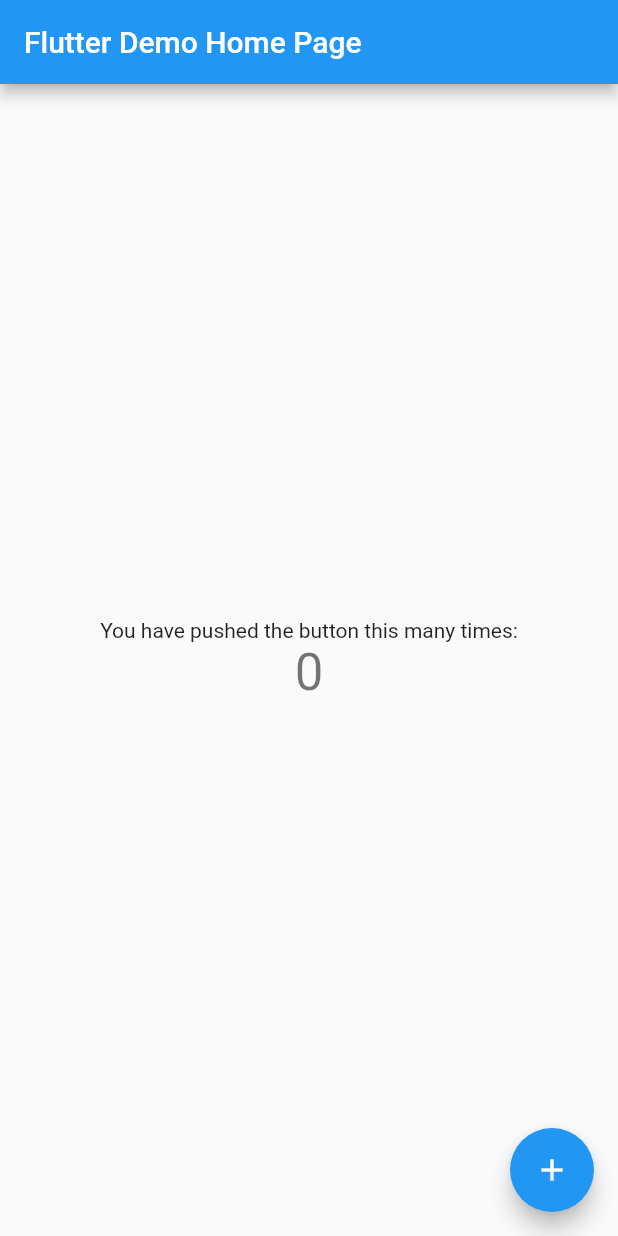
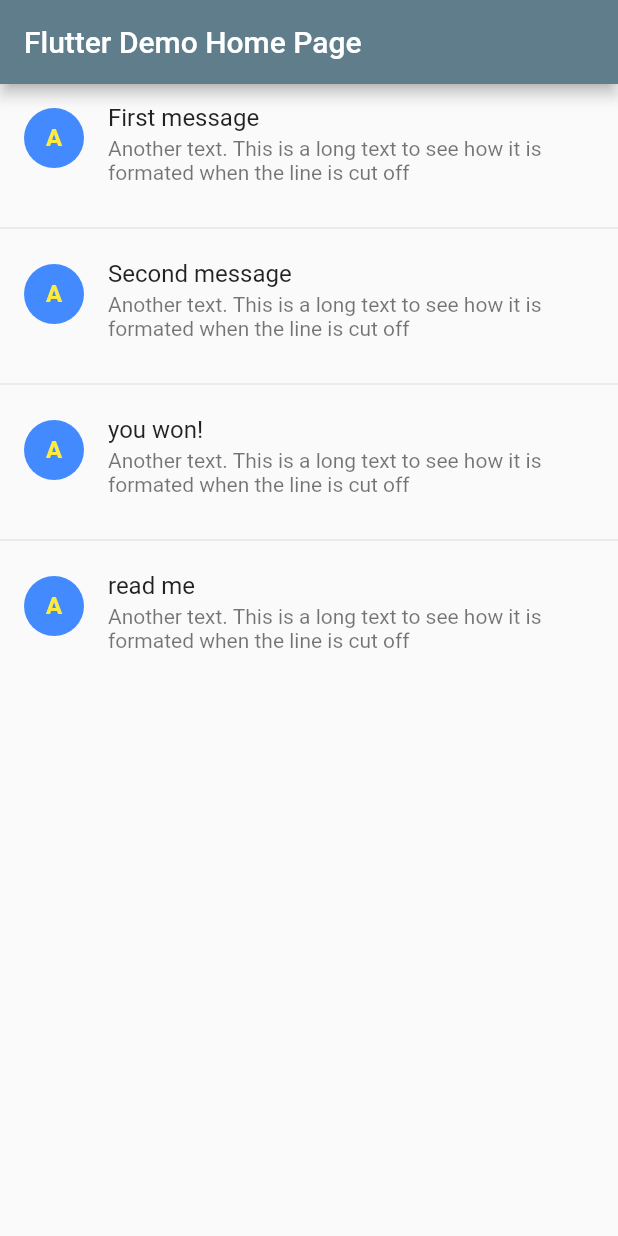
Before and after one commit to Zims/emailapp, a Flutter app: the screen it shows after launch, on a phone screen of 412 x 824 dp. Run offline on Flutter 3.47's test engine with Material 2 defaults, Android fonts, the phone set to English and light mode, and no system bars.

Commit message:
hardcoded msg listView

```diff
--- a/lib/main.dart
+++ b/lib/main.dart
@@ -1,111 +1,60 @@
 import 'package:flutter/material.dart';
 
-void main() => runApp(MyApp());
+void main() => runApp(EmailApp());
 
-class MyApp extends StatelessWidget {
+class EmailApp extends StatelessWidget {
   // This widget is the root of your application.
   @override
   Widget build(BuildContext context) {
     return MaterialApp(
       title: 'Flutter Demo',
       theme: ThemeData(
-        // This is the theme of your application.
-        //
-        // Try running your application with "flutter run". You'll see the
-        // application has a blue toolbar. Then, without quitting the app, try
-        // changing the primarySwatch below to Colors.green and then invoke
-        // "hot reload" (press "r" in the console where you ran "flutter run",
-        // or simply save your changes to "hot reload" in a Flutter IDE).
-        // Notice that the counter didn't reset back to zero; the application
-        // is not restarted.
-        primarySwatch: Colors.blue,
+        primarySwatch: Colors.blueGrey,
       ),
       home: MyHomePage(title: 'Flutter Demo Home Page'),
     );
   }
 }
 
-class MyHomePage extends StatefulWidget {
-  MyHomePage({Key key, this.title}) : super(key: key);
-
-  // This widget is the home page of your application. It is stateful, meaning
-  // that it has a State object (defined below) that contains fields that affect
-  // how it looks.
-
-  // This class is the configuration for the state. It holds the values (in this
-  // case the title) provided by the parent (in this case the App widget) and
-  // used by the build method of the State. Fields in a Widget subclass are
-  // always marked "final".
-
+class MyHomePage extends StatelessWidget {
   final String title;
 
-  @override
-  _MyHomePageState createState() => _MyHomePageState();
-}
-
-class _MyHomePageState extends State<MyHomePage> {
-  int _counter = 0;
-
-  void _incrementCounter() {
-    setState(() {
-      // This call to setState tells the Flutter framework that something has
-      // changed in this State, which causes it to rerun the build method below
-      // so that the display can reflect the updated values. If we changed
-      // _counter without calling setState(), then the build method would not be
-      // called again, and so nothing would appear to happen.
-      _counter++;
-    });
-  }
-
+  var messages = const [
+    'First message',
+    'Second message',
+    'you won!',
+    'read me',
+  ];
+  MyHomePage({this.title});
   @override
   Widget build(BuildContext context) {
-    // This method is rerun every time setState is called, for instance as done
-    // by the _incrementCounter method above.
-    //
-    // The Flutter framework has been optimized to make rerunning build methods
-    // fast, so that you can just rebuild anything that needs updating rather
-    // than having to individually change instances of widgets.
     return Scaffold(
       appBar: AppBar(
-        // Here we take the value from the MyHomePage object that was created by
-        // the App.build method, and use it to set our appbar title.
-        title: Text(widget.title),
+        title: Text(title),
       ),
-      body: Center(
-        // Center is a layout widget. It takes a single child and positions it
-        // in the middle of the parent.
-        child: Column(
-          // Column is also a layout widget. It takes a list of children and
-          // arranges them vertically. By default, it sizes itself to fit its
-          // children horizontally, and tries to be as tall as its parent.
-          //
-          // Invoke "debug painting" (press "p" in the console, choose the
-          // "Toggle Debug Paint" action from the Flutter Inspector in Android
-          // Studio, or the "Toggle Debug Paint" command in Visual Studio Code)
-          // to see the wireframe for each widget.
-          //
-          // Column has various properties to control how it sizes itself and
-          // how it positions its children. Here we use mainAxisAlignment to
-          // center the children vertically; the main axis here is the vertical
-          // axis because Columns are vertical (the cross axis would be
-          // horizontal).
-          mainAxisAlignment: MainAxisAlignment.center,
-          children: <Widget>[
-            Text(
-              'You have pushed the button this many times:',
+      body: ListView.separated(
+        itemCount: messages.length,
+        separatorBuilder: (context, index) => Divider(),
+        itemBuilder: (BuildContext context, int index) {
+          var title = messages[index];
+          return ListTile(
+            title: Text(title),
+            isThreeLine: true,
+            leading: CircleAvatar(
+              backgroundColor: Colors.blueAccent,
+              child: Text(
+                'A',
+                style: TextStyle(
+                  fontWeight: FontWeight.bold,
+                  color: Colors.yellow,
+                ),
+              ),
             ),
-            Text(
-              '$_counter',
-              style: Theme.of(context).textTheme.display1,
-            ),
-          ],
-        ),
+            subtitle: Text(
+                'Another text. This is a long text to see how it is formated when the line is cut off'),
+          );
+        },
       ),
-      floatingActionButton: FloatingActionButton(
-        onPressed: _incrementCounter,
-        tooltip: 'Increment',
-        child: Icon(Icons.add),
-      ), // This trailing comma makes auto-formatting nicer for build methods.
     );
   }
 }
```
